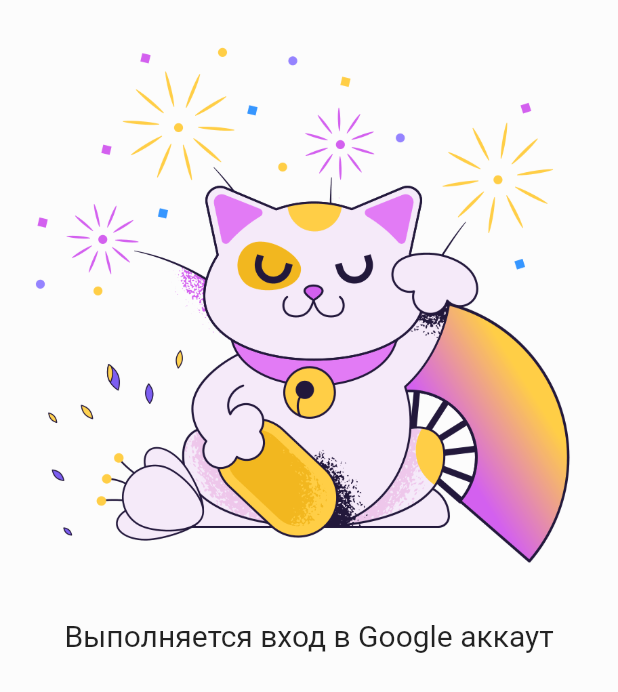
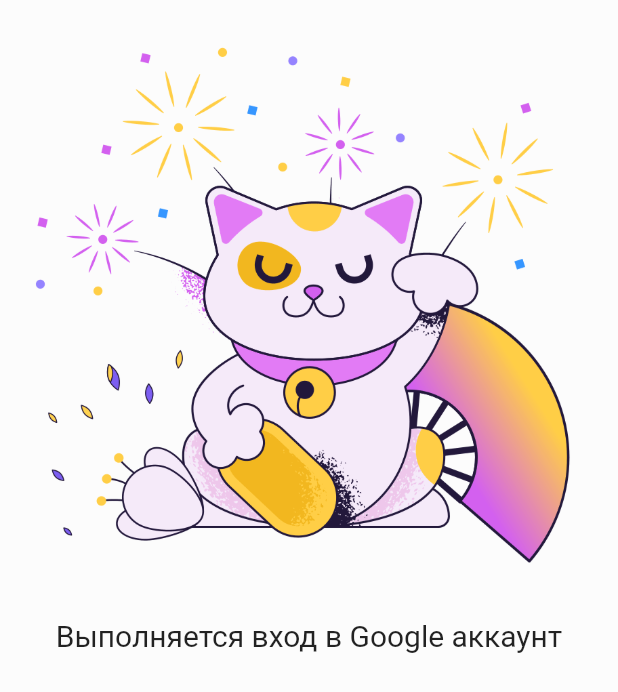
Before and after one commit to Number19thgmail/marsyeats, a Flutter app: the screen it shows after launch, on a phone screen of 412 x 824 dp. Shown: the top 692 px of the screen. Run offline on Flutter 3.47's test engine with Material 2 defaults, Android fonts, the phone set to English and light mode, and no system bars; our stand-ins replace cloud_firestore, firebase_auth, firebase_core, google_sign_in, numberpicker, rxdart; accounts and stored records are empty.

Commit message:
Fix id and singIn

```diff
--- a/lib/elements/add_food_type.dart
+++ b/lib/elements/add_food_type.dart
@@ -101,7 +101,7 @@ class AddFoodType extends StatelessWidget {
                       ? () {
                           FoodService().addFoodType(
                             type: FoodType(
-                              id: foodTypes.isNotEmpty ? foodTypes.last.id : 0,
+                              id: foodTypes.isNotEmpty ? foodTypes.last.id + 1 : 0,
                               title: nameController.text,
                               image: imageController.text,
                               calorie: int.parse(calorieController.text),
--- a/lib/main.dart
+++ b/lib/main.dart
@@ -5,10 +5,6 @@ import 'package:marsyeats/servises/auth.dart';
 import 'package:provider/provider.dart';
 import 'package:firebase_core/firebase_core.dart';
 
-// import 'package:splash_screen_view/ColorizeAnimatedText.dart';
-// import 'package:splash_screen_view/ScaleAnimatedText.dart';
-// import 'package:splash_screen_view/SplashScreenView.dart';
-// import 'package:splash_screen_view/TyperAnimatedText.dart';
 
 void main() async {
   WidgetsFlutterBinding.ensureInitialized();
@@ -52,7 +48,7 @@ class _StartingAppState extends State<StartingApp> {
               image: AssetImage('assets/images/splash.png'),
             ),
             Text(
-              'Выполняется вход в Google аккаут',
+              'Выполняется вход в Google аккаунт',
               style: TextStyle(
                 fontSize: 20,
                 color: Colors.lightGreenAccent[300],
@@ -79,18 +75,18 @@ class _StartingAppState extends State<StartingApp> {
             ),
           ),
         ),
-        darkTheme: ThemeData(
-          primaryColor: Colors.black,
-          textTheme: TextTheme(
-            caption: TextStyle(
-              fontSize: 16.0,
-              color: Colors.white38,
-            ),
-          ),
-        ),
+        // darkTheme: ThemeData(
+        //   primaryColor: Colors.black,
+        //   textTheme: TextTheme(
+        //     caption: TextStyle(
+        //       fontSize: 16.0,
+        //       color: Colors.white38,
+        //     ),
+        //   ),
+        // ),
         color: Colors.cyanAccent,
         home: SafeArea(
-          child: signIn ? page : sign(), //Homepage(),
+          child: signIn ? page : sign(),
         ),
       ),
     );
--- a/pubspec.yaml
+++ b/pubspec.yaml
@@ -15,7 +15,7 @@ publish_to: 'none' # Remove this line if you wish to publish to pub.dev
 # In iOS, build-name is used as CFBundleShortVersionString while build-number used as CFBundleVersion.
 # Read more about iOS versioning at
 # https://developer.apple.com/library/archive/documentation/General/Reference/InfoPlistKeyReference/Articles/CoreFoundationKeys.html
-version: 1.1.0
+version: 1.2.0
 
 environment:
   sdk: '>=2.15.0 <3.0.0'
```
Also changed, not shown: lib/servises/auth.dart (+7 -6 lines).
